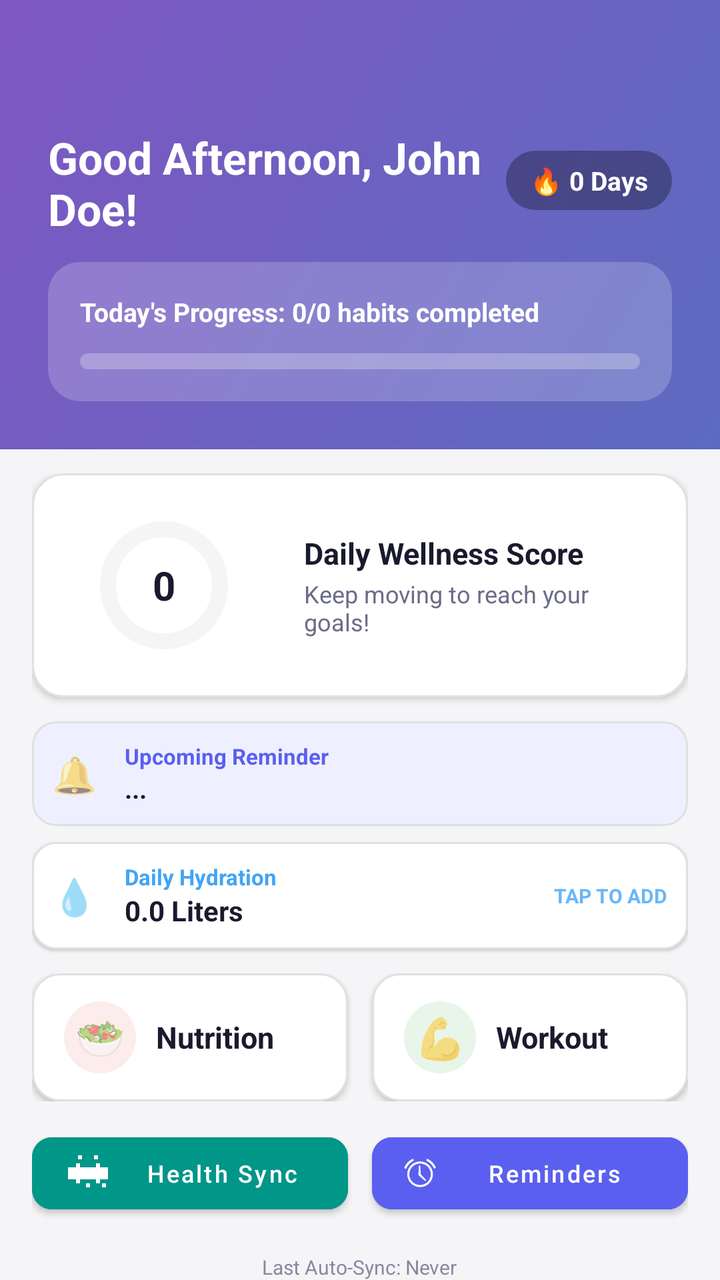
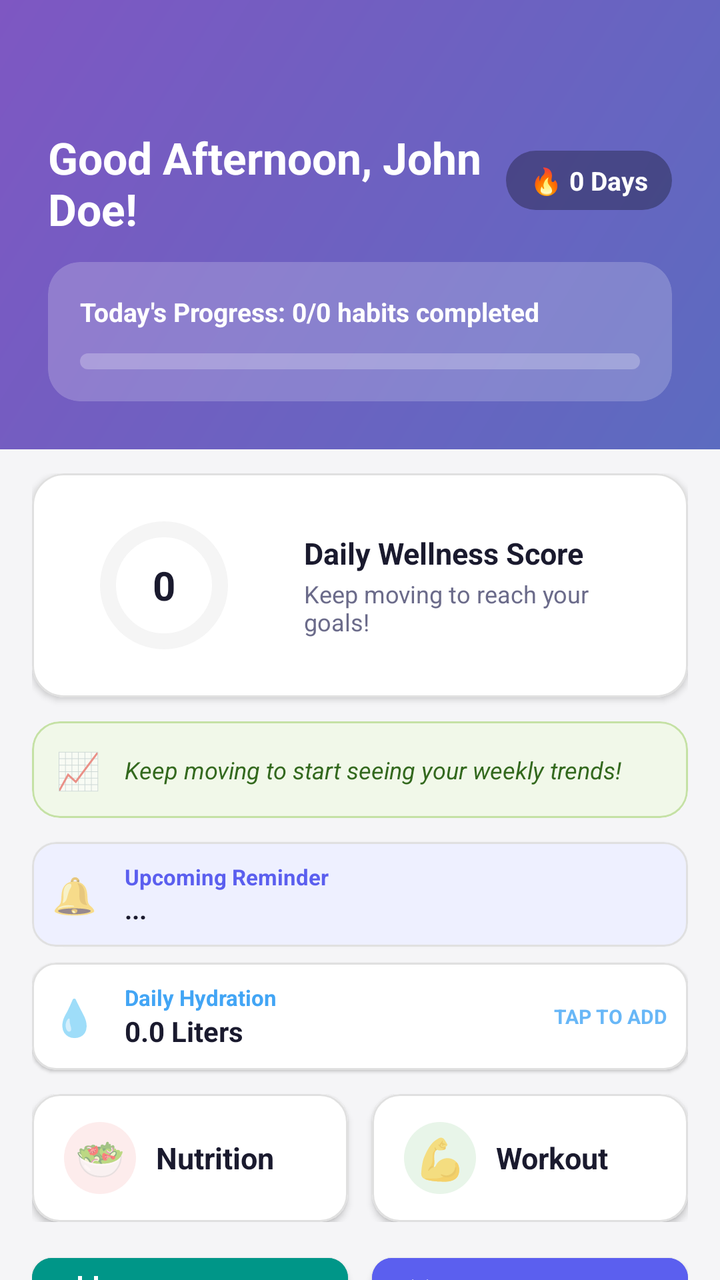

The first picture is an Android layout as it rendered before a commit; the second is the same layout after the commit. The layout source and the unified diff follow.
<!-- AndroidManifest.xml: application theme Theme.DailyRoutine -->
<!-- res/layout/activity_main.xml -->
<?xml version="1.0" encoding="utf-8"?>
<androidx.coordinatorlayout.widget.CoordinatorLayout xmlns:android="http://schemas.android.com/apk/res/android"
    xmlns:app="http://schemas.android.com/apk/res-auto"
    android:layout_width="match_parent"
    android:layout_height="match_parent"
    android:background="@color/bgPage">

    <com.google.android.material.appbar.AppBarLayout
        android:layout_width="match_parent"
        android:layout_height="wrap_content"
        android:background="@android:color/transparent"
        app:elevation="0dp">

        <LinearLayout
            android:layout_width="match_parent"
            android:layout_height="wrap_content"
            android:orientation="vertical"
            android:paddingHorizontal="24dp"
            android:paddingTop="64dp"
            android:paddingBottom="24dp"
            android:background="@drawable/bg_home_header">

            <LinearLayout
                android:layout_width="match_parent"
                android:layout_height="wrap_content"
                android:orientation="horizontal"
                android:gravity="top">
                <TextView
                    android:id="@+id/tvGreeting"
                    android:layout_width="0dp"
                    android:layout_height="wrap_content"
                    android:layout_weight="1"
                    android:text="Good Afternoon, John Doe!"
                    android:textSize="22sp"
                    android:textStyle="bold"
                    android:textColor="@android:color/white"
                    android:maxLines="2"
                    android:layout_marginEnd="12dp"
                    android:clickable="true"
                    android:focusable="true"
                    android:foreground="?attr/selectableItemBackground"/>
                <TextView
                    android:id="@+id/tvStreak"
                    android:layout_width="wrap_content"
                    android:layout_height="wrap_content"
                    android:layout_marginTop="8dp"
                    android:layout_marginBottom="8dp"
                    android:text="🔥 0 Days"
                    android:textColor="@android:color/white"
                    android:textStyle="bold"
                    android:textSize="13sp"
                    android:background="@drawable/bg_chip"
                    android:backgroundTint="#4D000000"
                    android:paddingHorizontal="12dp"
                    android:paddingVertical="6dp"/>
            </LinearLayout>

            <com.google.android.material.card.MaterialCardView
                android:id="@+id/cardProgress"
                android:layout_width="match_parent"
                android:layout_height="wrap_content"
                android:layout_marginTop="12dp"
                app:cardCornerRadius="16dp"
                app:cardElevation="0dp"
                app:cardBackgroundColor="#33FFFFFF"
                android:clickable="true"
                android:focusable="true"
                app:rippleColor="#4DFFFFFF">

                <LinearLayout
                    android:layout_width="match_parent"
                    android:layout_height="wrap_content"
                    android:orientation="vertical"
                    android:padding="16dp">

                    <TextView
                        android:id="@+id/tvHabitProgress"
                        android:layout_width="wrap_content"
                        android:layout_height="wrap_content"
                        android:text="Today's Progress: 0/0 habits completed"
                        android:textColor="@android:color/white"
                        android:textSize="13sp"
                        android:textStyle="bold" />

                    <com.google.android.material.progressindicator.LinearProgressIndicator
                        android:id="@+id/progressHabits"
                        android:layout_width="match_parent"
                        android:layout_height="wrap_content"
                        android:layout_marginTop="12dp"
                        android:progress="0"
                        app:trackColor="#40FFFFFF"
                        app:indicatorColor="@android:color/white"
                        app:trackThickness="8dp"
                        app:trackCornerRadius="4dp" />

                </LinearLayout>
            </com.google.android.material.card.MaterialCardView>

        </LinearLayout>

    </com.google.android.material.appbar.AppBarLayout>

    <androidx.core.widget.NestedScrollView
        android:layout_width="match_parent"
        android:layout_height="match_parent"
        android:fillViewport="true"
        app:layout_behavior="@string/appbar_scrolling_view_behavior">

        <LinearLayout
            android:layout_width="match_parent"
            android:layout_height="match_parent"
            android:orientation="vertical"
            android:paddingHorizontal="16dp"
            android:paddingTop="12dp"
            android:paddingBottom="80dp">

            
            <com.google.android.material.card.MaterialCardView
                android:id="@+id/cardWellnessScore"
                android:layout_width="match_parent"
                android:layout_height="wrap_content"
                android:layout_marginBottom="12dp"
                app:cardCornerRadius="16dp"
                app:cardElevation="2dp"
                app:cardBackgroundColor="@color/cardBg"
                app:strokeWidth="1dp"
                app:strokeColor="@color/cardStroke">
                <LinearLayout
                    android:layout_width="match_parent"
                    android:layout_height="wrap_content"
                    android:orientation="horizontal"
                    android:padding="16dp"
                    android:gravity="center_vertical">

                    <RelativeLayout
                        android:layout_width="100dp"
                        android:layout_height="80dp">
                        <com.google.android.material.progressindicator.CircularProgressIndicator
                            android:id="@+id/progressWellness"
                            android:layout_width="wrap_content"
                            android:layout_height="wrap_content"
                            android:layout_centerInParent="true"
                            android:progress="0"
                            app:indicatorSize="64dp"
                            app:trackThickness="8dp"
                            app:indicatorColor="@color/healthSync"
                            app:trackColor="#F5F5F5"
                            app:trackCornerRadius="4dp"/>
                        <TextView
                            android:id="@+id/tvWellnessScore"
                            android:layout_width="wrap_content"
                            android:layout_height="wrap_content"
                            android:layout_centerInParent="true"
                            android:text="0"
                            android:textSize="20sp"
                            android:textStyle="bold"
                            android:textColor="@color/textPrimary"
                            android:gravity="center"/>
                    </RelativeLayout>

                    <LinearLayout
                        android:layout_width="0dp"
                        android:layout_height="wrap_content"
                        android:layout_weight="1"
                        android:layout_marginStart="20dp"
                        android:orientation="vertical">
                        <TextView
                            android:layout_width="wrap_content"
                            android:layout_height="wrap_content"
                            android:text="Daily Wellness Score"
                            android:textSize="15sp"
                            android:textStyle="bold"
                            android:textColor="@color/textPrimary"/>
                        <TextView
                            android:id="@+id/tvWellnessMsg"
                            android:layout_width="wrap_content"
                            android:layout_height="wrap_content"
                            android:layout_marginTop="2dp"
                            android:text="Keep moving to reach your goals!"
                            android:textSize="12sp"
                            android:textColor="@color/textSecondary"/>
                    </LinearLayout>
                </LinearLayout>
            </com.google.android.material.card.MaterialCardView>

            
            <com.google.android.material.card.MaterialCardView
                android:id="@+id/cardUpcoming"
                android:layout_width="match_parent"
                android:layout_height="wrap_content"
                android:layout_marginBottom="8dp"
                app:cardCornerRadius="12dp"
                app:cardElevation="1dp"
                app:cardBackgroundColor="@color/primaryLight"
                app:strokeWidth="1dp"
                app:strokeColor="@color/cardStroke">
                <LinearLayout
                    android:layout_width="match_parent"
                    android:layout_height="wrap_content"
                    android:padding="10dp"
                    android:gravity="center_vertical"
                    android:orientation="horizontal">
                    <TextView android:layout_width="wrap_content" android:layout_height="wrap_content" android:text="🔔" android:textSize="18sp"/>
                    <LinearLayout android:layout_width="0dp" android:layout_height="wrap_content" android:layout_weight="1" android:layout_marginStart="14dp" android:orientation="vertical">
                        <TextView android:layout_width="wrap_content" android:layout_height="wrap_content" android:text="Upcoming Reminder" android:textSize="11sp" android:textStyle="bold" android:textColor="@color/primary"/>
                        <TextView android:id="@+id/tvUpcomingText" android:layout_width="wrap_content" android:layout_height="wrap_content" android:text="..." android:textSize="13sp" android:textStyle="bold" android:textColor="@color/textPrimary"/>
                    </LinearLayout>
                </LinearLayout>
            </com.google.android.material.card.MaterialCardView>

            <com.google.android.material.card.MaterialCardView
                android:id="@+id/cardWater"
                android:layout_width="match_parent"
                android:layout_height="wrap_content"
                android:layout_marginBottom="12dp"
                app:cardCornerRadius="12dp"
                app:cardElevation="1dp"
                app:cardBackgroundColor="@color/cardBg"
                app:strokeWidth="1dp"
                app:strokeColor="@color/cardStroke"
                android:clickable="true"
                android:focusable="true">
                <LinearLayout
                    android:layout_width="match_parent"
                    android:layout_height="wrap_content"
                    android:padding="10dp"
                    android:gravity="center_vertical"
                    android:orientation="horizontal">
                    <TextView android:layout_width="wrap_content" android:layout_height="wrap_content" android:text="💧" android:textSize="18sp"/>
                    <LinearLayout android:layout_width="0dp" android:layout_height="wrap_content" android:layout_weight="1" android:layout_marginStart="14dp" android:orientation="vertical">
                        <TextView android:layout_width="wrap_content" android:layout_height="wrap_content" android:text="Daily Hydration" android:textSize="11sp" android:textStyle="bold" android:textColor="@color/healthSleep"/>
                        <TextView android:id="@+id/tvValWater" android:layout_width="wrap_content" android:layout_height="wrap_content" android:text="0.0 Liters" android:textSize="14sp" android:textStyle="bold" android:textColor="@color/textPrimary"/>
                    </LinearLayout>
                    <TextView android:layout_width="wrap_content" android:layout_height="wrap_content" android:text="TAP TO ADD" android:textSize="10sp" android:textStyle="bold" android:textColor="@color/healthSleep" android:alpha="0.8"/>
                </LinearLayout>
            </com.google.android.material.card.MaterialCardView>

            
            <LinearLayout
                android:layout_width="match_parent"
                android:layout_height="64dp"
                android:orientation="horizontal"
                android:layout_marginBottom="12dp">
                <com.google.android.material.card.MaterialCardView
                    android:id="@+id/cardDiet"
                    android:layout_width="0dp"
                    android:layout_height="match_parent"
                    android:layout_weight="1"
                    android:layout_marginEnd="6dp"
                    app:cardCornerRadius="14dp"
                    app:cardElevation="2dp"
                    app:cardBackgroundColor="@color/cardBg"
                    app:strokeWidth="1dp"
                    app:strokeColor="@color/cardStroke"
                    app:rippleColor="@color/healthNutrition">
                    <LinearLayout android:layout_width="match_parent" android:layout_height="match_parent" android:orientation="horizontal" android:paddingHorizontal="16dp" android:gravity="center_vertical">
                        <TextView android:layout_width="36dp" android:layout_height="36dp" android:text="🥗" android:textSize="20sp" android:gravity="center" android:background="@drawable/bg_circle_diet"/>
                        <TextView android:layout_width="wrap_content" android:layout_height="wrap_content" android:layout_marginStart="10dp" android:text="Nutrition" android:textSize="15sp" android:textStyle="bold" android:textColor="@color/textPrimary"/>
                    </LinearLayout>
                </com.google.android.material.card.MaterialCardView>
                <com.google.android.material.card.MaterialCardView
                    android:id="@+id/cardWorkout"
                    android:layout_width="0dp"
                    android:layout_height="match_parent"
                    android:layout_weight="1"
                    android:layout_marginStart="6dp"
                    app:cardCornerRadius="14dp"
                    app:cardElevation="2dp"
                    app:cardBackgroundColor="@color/cardBg"
                    app:strokeWidth="1dp"
                    app:strokeColor="@color/cardStroke"
                    app:rippleColor="@color/healthWorkout">
                    <LinearLayout android:layout_width="match_parent" android:layout_height="match_parent" android:orientation="horizontal" android:paddingHorizontal="16dp" android:gravity="center_vertical">
                        <TextView android:layout_width="36dp" android:layout_height="36dp" android:text="💪" android:textSize="20sp" android:gravity="center" android:background="@drawable/bg_circle_workout"/>
                        <TextView android:layout_width="wrap_content" android:layout_height="wrap_content" android:layout_marginStart="10dp" android:text="Workout" android:textSize="15sp" android:textStyle="bold" android:textColor="@color/textPrimary"/>
                    </LinearLayout>
                </com.google.android.material.card.MaterialCardView>
            </LinearLayout>

            
            <LinearLayout
                android:layout_width="match_parent"
                android:layout_height="wrap_content"
                android:orientation="horizontal"
                android:layout_marginBottom="16dp">
                <com.google.android.material.button.MaterialButton
                    android:id="@+id/btnHealthSync"
                    android:layout_width="0dp"
                    android:layout_height="48dp"
                    android:layout_weight="1"
                    android:text="Health Sync"
                    app:icon="@drawable/ic_fitness_center"
                    app:iconTint="@android:color/white"
                    android:backgroundTint="@color/healthSync"
                    android:textColor="@android:color/white"
                    android:textSize="12sp"
                    android:textAllCaps="false"
                    app:cornerRadius="10dp"/>
                <Space android:layout_width="12dp" android:layout_height="wrap_content"/>
                <com.google.android.material.button.MaterialButton
                    android:id="@+id/btnReminders"
                    android:layout_width="0dp"
                    android:layout_height="48dp"
                    android:layout_weight="1"
                    android:text="Reminders"
                    app:icon="@android:drawable/ic_lock_idle_alarm"
                    android:backgroundTint="@color/primary"
                    android:textColor="@android:color/white"
                    android:textSize="12sp"
                    android:textAllCaps="false"
                    app:cornerRadius="10dp"/>
            </LinearLayout>

            <TextView
                android:id="@+id/tvLastSync"
                android:layout_width="wrap_content"
                android:layout_height="wrap_content"
                android:text="Last Auto-Sync: Never"
                android:textSize="10sp"
                android:textColor="@color/textSecondary"
                android:layout_gravity="center_horizontal"
                android:layout_marginBottom="8dp"
                android:alpha="0.8"/>

            
            <TextView
                android:layout_width="wrap_content"
                android:layout_height="wrap_content"
                android:text="Wellness Tracking"
                android:textSize="15sp"
                android:textStyle="bold"
                android:textColor="@color/textPrimary"
                android:layout_marginBottom="10dp"/>

            <LinearLayout
                android:layout_width="match_parent"
                android:layout_height="0dp"
                android:layout_weight="1"
                android:orientation="vertical">

                <LinearLayout
                    android:layout_width="match_parent"
                    android:layout_height="0dp"
                    android:layout_weight="1"
                    android:orientation="horizontal">
                    <com.google.android.material.card.MaterialCardView
                        android:id="@+id/cardWalking"
                        android:layout_width="0dp"
                        android:layout_height="match_parent"
                        android:layout_weight="1"
                        android:layout_margin="4dp"
                        app:cardCornerRadius="16dp"
                        app:cardElevation="1dp"
                        app:strokeWidth="1dp"
                        app:strokeColor="@color/cardStroke"
                        app:cardBackgroundColor="@color/cardBg">
                        <LinearLayout android:layout_width="match_parent" android:layout_height="match_parent" android:orientation="vertical" android:padding="12dp" android:gravity="center">
                            <TextView android:layout_width="40dp" android:layout_height="40dp" android:text="🚶" android:textSize="20sp" android:gravity="center" android:background="@drawable/bg_circle_walking"/>
                            <TextView android:layout_width="wrap_content" android:layout_height="wrap_content" android:layout_marginTop="6dp" android:text="Step Tracker" android:textStyle="bold" android:textSize="13sp" android:textColor="@color/textPrimary" android:gravity="center"/>
                            <TextView android:id="@+id/tvValSteps" android:layout_width="wrap_content" android:layout_height="wrap_content" android:text="0" android:textSize="15sp" android:textStyle="bold" android:textColor="@color/healthWalking"/>
                        </LinearLayout>
                    </com.google.android.material.card.MaterialCardView>
                    <com.google.android.material.card.MaterialCardView
                        android:id="@+id/cardSleep"
                        android:layout_width="0dp"
                        android:layout_height="match_parent"
                        android:layout_weight="1"
                        android:layout_margin="4dp"
                        app:cardCornerRadius="16dp"
                        app:cardElevation="1dp"
                        app:strokeWidth="1dp"
                        app:strokeColor="@color/cardStroke"
                        app:cardBackgroundColor="@color/cardBg">
                        <LinearLayout android:layout_width="match_parent" android:layout_height="match_parent" android:orientation="vertical" android:padding="12dp" android:gravity="center">
                            <TextView android:layout_width="40dp" android:layout_height="40dp" android:text="😴" android:textSize="20sp" android:gravity="center" android:background="@drawable/bg_circle_sleep"/>
                            <TextView android:layout_width="wrap_content" android:layout_height="wrap_content" android:layout_marginTop="6dp" android:text="Sleep" android:textStyle="bold" android:textSize="13sp" android:textColor="@color/textPrimary" android:gravity="center"/>
                            <TextView android:id="@+id/tvValSleep" android:layout_width="wrap_content" android:layout_height="wrap_content" android:text="0h" android:textSize="15sp" android:textStyle="bold" android:textColor="@color/healthSleep"/>
                        </LinearLayout>
                    </com.google.android.material.card.MaterialCardView>
                </LinearLayout>

                <LinearLayout
                    android:layout_width="match_parent"
                    android:layout_height="0dp"
                    android:layout_weight="1"
                    android:orientation="horizontal">
                    <com.google.android.material.card.MaterialCardView
                        android:id="@+id/cardCalories"
                        android:layout_width="0dp"
                        android:layout_height="match_parent"
                        android:layout_weight="1"
                        android:layout_margin="4dp"
                        app:cardCornerRadius="16dp"
                        app:cardElevation="1dp"
                        app:strokeWidth="1dp"
                        app:strokeColor="@color/cardStroke"
                        app:cardBackgroundColor="@color/cardBg">
                        <LinearLayout android:layout_width="match_parent" android:layout_height="match_parent" android:orientation="vertical" android:padding="12dp" android:gravity="center">
                            <TextView android:layout_width="40dp" android:layout_height="40dp" android:text="🔥" android:textSize="20sp" android:gravity="center" android:background="@drawable/bg_circle_calories"/>
                            <TextView android:layout_width="wrap_content" android:layout_height="wrap_content" android:layout_marginTop="6dp" android:text="Calories" android:textStyle="bold" android:textSize="13sp" android:textColor="@color/textPrimary" android:gravity="center"/>
                            <TextView android:id="@+id/tvValCalories" android:layout_width="wrap_content" android:layout_height="wrap_content" android:text="0" android:textSize="15sp" android:textStyle="bold" android:textColor="@color/healthCalories"/>
                        </LinearLayout>
                    </com.google.android.material.card.MaterialCardView>
                    <com.google.android.material.card.MaterialCardView
                        android:id="@+id/cardWeight"
                        android:layout_width="0dp"
                        android:layout_height="match_parent"
                        android:layout_weight="1"
                        android:layout_margin="4dp"
                        app:cardCornerRadius="16dp"
                        app:cardElevation="1dp"
                        app:strokeWidth="1dp"
                        app:strokeColor="@color/cardStroke"
                        app:cardBackgroundColor="@color/cardBg">
                        <LinearLayout android:layout_width="match_parent" android:layout_height="match_parent" android:orientation="vertical" android:padding="12dp" android:gravity="center">
                            <TextView android:layout_width="40dp" android:layout_height="40dp" android:text="⚖️" android:textSize="20sp" android:gravity="center" android:background="@drawable/bg_circle_weight"/>
                            <TextView android:layout_width="wrap_content" android:layout_height="wrap_content" android:layout_marginTop="6dp" android:text="Weight" android:textStyle="bold" android:textSize="13sp" android:textColor="@color/textPrimary" android:gravity="center"/>
                            <TextView android:id="@+id/tvValWeight" android:layout_width="wrap_content" android:layout_height="wrap_content" android:text="0 kg" android:textSize="15sp" android:textStyle="bold" android:textColor="@color/healthWeight"/>
                        </LinearLayout>
                    </com.google.android.material.card.MaterialCardView>
                </LinearLayout>
            </LinearLayout>

        </LinearLayout>
    </androidx.core.widget.NestedScrollView>

</androidx.coordinatorlayout.widget.CoordinatorLayout>
<!-- resources referenced by this layout -->
<resources>
  <color name="bgPage">#F5F5F7</color>
  <color name="cardBg">#FFFFFF</color>
  <color name="cardStroke">#E0E0E0</color>
  <color name="healthCalories">#EC407A</color>
  <color name="healthNutrition">#4CAF50</color>
  <color name="healthSleep">#42A5F5</color>
  <color name="healthSync">#009688</color>
  <color name="healthWalking">#26A69A</color>
  <color name="healthWeight">#78909C</color>
  <color name="healthWorkout">#FF9800</color>
  <color name="primary">#5B5FEF</color>
  <color name="primaryLight">#EEF0FF</color>
  <color name="textPrimary">#1A1A2E</color>
  <color name="textSecondary">#6B6B8A</color>
  <!-- drawable bg_chip (drawable) -->
  <?xml version="1.0" encoding="utf-8"?>
  <shape xmlns:android="http://schemas.android.com/apk/res/android"
      android:shape="rectangle">
      <solid android:color="@color/primary"/>
      <corners android:radius="20dp"/>
  </shape>
  <!-- drawable bg_circle_calories (drawable) -->
  <?xml version="1.0" encoding="utf-8"?>
  <shape xmlns:android="http://schemas.android.com/apk/res/android"
      android:shape="oval">
      <solid android:color="#FCE4EC"/>
  </shape>
  <!-- drawable bg_circle_diet (drawable) -->
  <?xml version="1.0" encoding="utf-8"?>
  <shape xmlns:android="http://schemas.android.com/apk/res/android"
      android:shape="oval">
      <solid android:color="#FDECEC"/>
  </shape>
  <!-- drawable bg_circle_sleep (drawable) -->
  <?xml version="1.0" encoding="utf-8"?>
  <shape xmlns:android="http://schemas.android.com/apk/res/android"
      android:shape="oval">
      <solid android:color="#E3F2FD"/>
  </shape>
  <!-- drawable bg_circle_walking (drawable) -->
  <?xml version="1.0" encoding="utf-8"?>
  <shape xmlns:android="http://schemas.android.com/apk/res/android"
      android:shape="oval">
      <solid android:color="#E0F2F1"/>
  </shape>
  <!-- drawable bg_circle_weight (drawable) -->
  <?xml version="1.0" encoding="utf-8"?>
  <shape xmlns:android="http://schemas.android.com/apk/res/android"
      android:shape="oval">
      <solid android:color="#ECEFF1"/>
  </shape>
  <!-- drawable bg_circle_workout (drawable) -->
  <?xml version="1.0" encoding="utf-8"?>
  <shape xmlns:android="http://schemas.android.com/apk/res/android"
      android:shape="oval">
      <solid android:color="#E8F5E9"/>
  </shape>
  <!-- drawable bg_home_header (drawable) -->
  <?xml version="1.0" encoding="utf-8"?>
  <shape xmlns:android="http://schemas.android.com/apk/res/android"
      android:shape="rectangle">
      <gradient
          android:angle="135"
          android:startColor="#5C6BC0"
          android:endColor="#7E57C2"
          android:type="linear" />
  </shape>
  <!-- drawable ic_fitness_center (drawable) -->
  <vector xmlns:android="http://schemas.android.com/apk/res/android"
      android:width="24dp"
      android:height="24dp"
      android:viewportWidth="24"
      android:viewportHeight="24">
    <path
        android:fillColor="#FF000000"
        android:pathData="M7,5h2L9,3L7,3L7,5zM15,5h2L17,3h-2L15,5zM11,19h2v-2h-2L11,19zM19,19h2v-2h-2L19,19zM22,9h-4L18,7h-2L16,9L8,9L8,7L6,7L6,9L2,9L2,15h4L6,17h2L8,15h8L16,17h2L18,15h4L22,9z"/>
  </vector>
  <style name="Theme.DailyRoutine" parent="Theme.MaterialComponents.DayNight.NoActionBar">
          <item name="colorPrimary">@color/primary</item>
          <item name="colorPrimaryVariant">@color/primaryDark</item>
          <item name="colorOnPrimary">@android:color/white</item>
          <item name="colorSecondary">@color/accent</item>
          <item name="colorOnSecondary">@android:color/white</item>
          <item name="android:windowBackground">@color/bgPage</item>
          <item name="android:statusBarColor">@color/statusBar</item>
          <item name="android:navigationBarColor">@color/primaryDark</item>
          
          <item name="dialogCornerRadius">16dp</item>
      </style>
  <color name="primaryDark">#3F41C2</color>
  <color name="accent">#7E57C2</color>
  <color name="statusBar">#5B5FEF</color>
</resources>

<!-- the commit's change to res/layout/activity_main.xml (unified diff, before → after) -->
@@ -180,6 +180,36 @@
                             android:textSize="12sp"
                             android:textColor="@color/textSecondary"/>
                     </LinearLayout>
+                </LinearLayout>
+            </com.google.android.material.card.MaterialCardView>
+
+            
+            <com.google.android.material.card.MaterialCardView
+                android:id="@+id/cardTrendInsight"
+                android:layout_width="match_parent"
+                android:layout_height="wrap_content"
+                android:layout_marginBottom="12dp"
+                app:cardCornerRadius="14dp"
+                app:cardElevation="0dp"
+                app:cardBackgroundColor="#F1F8E9"
+                app:strokeWidth="1dp"
+                app:strokeColor="#C5E1A5">
+                <LinearLayout
+                    android:layout_width="match_parent"
+                    android:layout_height="wrap_content"
+                    android:padding="12dp"
+                    android:orientation="horizontal"
+                    android:gravity="center_vertical">
+                    <TextView android:layout_width="wrap_content" android:layout_height="wrap_content" android:text="📈" android:textSize="18sp"/>
+                    <TextView
+                        android:id="@+id/tvTrendInsight"
+                        android:layout_width="match_parent"
+                        android:layout_height="wrap_content"
+                        android:layout_marginStart="12dp"
+                        android:text="Keep moving to start seeing your weekly trends!"
+                        android:textSize="12sp"
+                        android:textColor="#33691E"
+                        android:textStyle="italic"/>
                 </LinearLayout>
             </com.google.android.material.card.MaterialCardView>
 
@@ -421,6 +451,30 @@
                 </LinearLayout>
             </LinearLayout>
 
+            
+            <TextView
+                android:layout_width="wrap_content"
+                android:layout_height="wrap_content"
+                android:text="My Achievements"
+                android:textSize="15sp"
+                android:textStyle="bold"
+                android:textColor="@color/textPrimary"
+                android:layout_marginTop="16dp"
+                android:layout_marginBottom="10dp"/>
+
+            <HorizontalScrollView
+                android:layout_width="match_parent"
+                android:layout_height="wrap_content"
+                android:scrollbars="none">
+                <LinearLayout
+                    android:id="@+id/llTrophyStrip"
+                    android:layout_width="wrap_content"
+                    android:layout_height="wrap_content"
+                    android:orientation="horizontal"
+                    android:gravity="center_vertical"
+                    android:paddingBottom="12dp"/>
+            </HorizontalScrollView>
+
         </LinearLayout>
     </androidx.core.widget.NestedScrollView>
 
